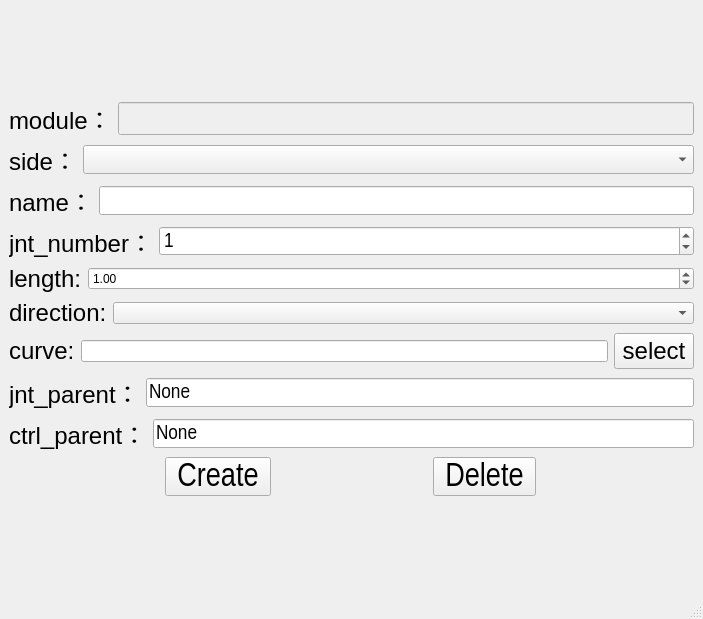
MuZiMuZi/muziToolset, file bind/ui/setup/chainEP_ui.ui: the form before one commit.
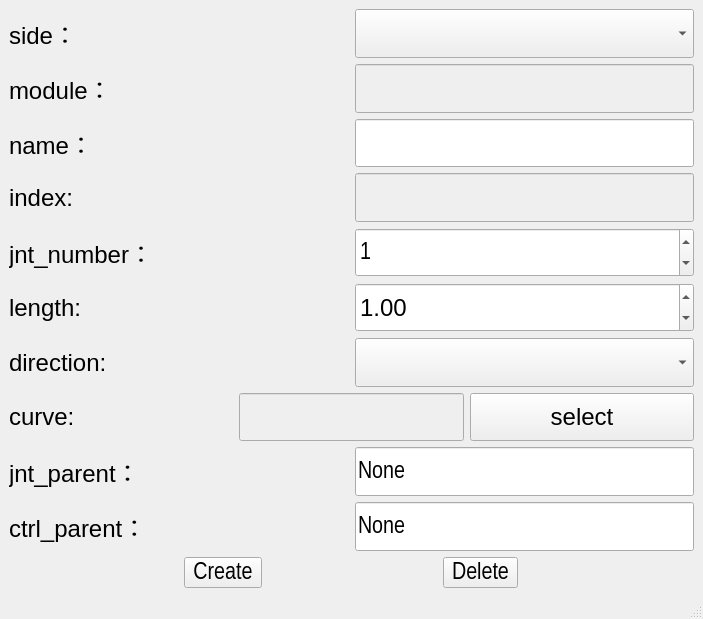
The form after the commit.

Diff of the .ui file:
```diff
--- a/bind/ui/setup/chainEP_ui.ui
+++ b/bind/ui/setup/chainEP_ui.ui
@@ -17,56 +17,12 @@
             <layout class="QVBoxLayout" name="verticalLayout_2">
                 <item>
                     <layout class="QVBoxLayout" name="verticalLayout">
-                        <item>
-                            <layout class="QHBoxLayout" name="horizontalLayout">
-                                <item>
-                                    <widget class="QLabel" name="label">
-                                        <property name="sizePolicy">
-                                            <sizepolicy hsizetype="Fixed" vsizetype="Fixed">
-                                                <horstretch>0</horstretch>
-                                                <verstretch>0</verstretch>
-                                            </sizepolicy>
-                                        </property>
-                                        <property name="font">
-                                            <font>
-                                                <pointsize>18</pointsize>
-                                                <kerning>true</kerning>
-                                            </font>
-                                        </property>
-                                        <property name="contextMenuPolicy">
-                                            <enum>Qt::PreventContextMenu</enum>
-                                        </property>
-                                        <property name="layoutDirection">
-                                            <enum>Qt::LeftToRight</enum>
-                                        </property>
-                                        <property name="text">
-                                            <string>module：</string>
-                                        </property>
-                                        <property name="alignment">
-                                            <set>Qt::AlignLeading|Qt::AlignLeft|Qt::AlignVCenter</set>
-                                        </property>
-                                    </widget>
-                                </item>
-                                <item>
-                                    <widget class="QLineEdit" name="module_edit">
-                                        <property name="enabled">
-                                            <bool>false</bool>
-                                        </property>
-                                        <property name="font">
-                                            <font>
-                                                <pointsize>16</pointsize>
-                                            </font>
-                                        </property>
-                                    </widget>
-                                </item>
-                            </layout>
-                        </item>
                         <item>
                             <layout class="QHBoxLayout" name="horizontalLayout_2">
                                 <item>
                                     <widget class="QLabel" name="side_label">
                                         <property name="sizePolicy">
-                                            <sizepolicy hsizetype="Fixed" vsizetype="Fixed">
+           <sizepolicy hsizetype="Preferred" vsizetype="Preferred">
                                                 <horstretch>0</horstretch>
                                                 <verstretch>0</verstretch>
                                             </sizepolicy>
@@ -99,7 +55,7 @@
                                 <item>
                                     <widget class="QComboBox" name="side_cbox">
                                         <property name="sizePolicy">
-                                            <sizepolicy hsizetype="Preferred" vsizetype="Fixed">
+           <sizepolicy hsizetype="Preferred" vsizetype="Preferred">
                                                 <horstretch>0</horstretch>
                                                 <verstretch>0</verstretch>
                                             </sizepolicy>
@@ -107,7 +63,7 @@
                                         <property name="font">
                                             <font>
                                                 <family>Arial Narrow</family>
-                                                <pointsize>16</pointsize>
+            <pointsize>18</pointsize>
                                                 <weight>50</weight>
                                                 <bold>false</bold>
                                             </font>
@@ -116,12 +72,62 @@
                                 </item>
                             </layout>
                         </item>
+      <item>
+       <layout class="QHBoxLayout" name="horizontalLayout">
+        <item>
+         <widget class="QLabel" name="label">
+          <property name="sizePolicy">
+           <sizepolicy hsizetype="Preferred" vsizetype="Preferred">
+            <horstretch>0</horstretch>
+            <verstretch>0</verstretch>
+           </sizepolicy>
+          </property>
+          <property name="font">
+           <font>
+            <pointsize>18</pointsize>
+            <kerning>true</kerning>
+           </font>
+          </property>
+          <property name="contextMenuPolicy">
+           <enum>Qt::PreventContextMenu</enum>
+          </property>
+          <property name="layoutDirection">
+           <enum>Qt::LeftToRight</enum>
+          </property>
+          <property name="text">
+           <string>module：</string>
+          </property>
+          <property name="alignment">
+           <set>Qt::AlignLeading|Qt::AlignLeft|Qt::AlignVCenter</set>
+          </property>
+         </widget>
+        </item>
+        <item>
+         <widget class="QLineEdit" name="module_edit">
+          <property name="enabled">
+           <bool>false</bool>
+          </property>
+          <property name="sizePolicy">
+           <sizepolicy hsizetype="Preferred" vsizetype="Preferred">
+            <horstretch>0</horstretch>
+            <verstretch>0</verstretch>
+           </sizepolicy>
+          </property>
+          <property name="font">
+           <font>
+            <pointsize>18</pointsize>
+           </font>
+          </property>
+         </widget>
+        </item>
+       </layout>
+      </item>
                         <item>
                             <layout class="QHBoxLayout" name="horizontalLayout_3">
                                 <item>
                                     <widget class="QLabel" name="label_4">
                                         <property name="sizePolicy">
-                                            <sizepolicy hsizetype="Fixed" vsizetype="Fixed">
+           <sizepolicy hsizetype="Preferred" vsizetype="Preferred">
                                                 <horstretch>0</horstretch>
                                                 <verstretch>0</verstretch>
                                             </sizepolicy>
@@ -147,10 +153,56 @@
                                 </item>
                                 <item>
                                     <widget class="QLineEdit" name="name_edit">
+          <property name="sizePolicy">
+           <sizepolicy hsizetype="Preferred" vsizetype="Preferred">
+            <horstretch>0</horstretch>
+            <verstretch>0</verstretch>
+           </sizepolicy>
+          </property>
                                         <property name="font">
                                             <font>
                                                 <family>Arial Narrow</family>
-                                                <pointsize>16</pointsize>
+            <pointsize>18</pointsize>
+           </font>
+          </property>
+         </widget>
+        </item>
+       </layout>
+      </item>
+      <item>
+       <layout class="QHBoxLayout" name="horizontalLayout_11">
+        <item>
+         <widget class="QLabel" name="index_label">
+          <property name="sizePolicy">
+           <sizepolicy hsizetype="Preferred" vsizetype="Preferred">
+            <horstretch>0</horstretch>
+            <verstretch>0</verstretch>
+           </sizepolicy>
+          </property>
+          <property name="font">
+           <font>
+            <pointsize>18</pointsize>
+           </font>
+          </property>
+          <property name="text">
+           <string>index:</string>
+          </property>
+         </widget>
+        </item>
+        <item>
+         <widget class="QLineEdit" name="index_edit">
+          <property name="enabled">
+           <bool>false</bool>
+          </property>
+          <property name="sizePolicy">
+           <sizepolicy hsizetype="Preferred" vsizetype="Preferred">
+            <horstretch>0</horstretch>
+            <verstretch>0</verstretch>
+           </sizepolicy>
+          </property>
+          <property name="font">
+           <font>
+            <pointsize>18</pointsize>
                                             </font>
                                         </property>
                                     </widget>
@@ -162,7 +214,7 @@
                                 <item>
                                     <widget class="QLabel" name="label_5">
                                         <property name="sizePolicy">
-                                            <sizepolicy hsizetype="Fixed" vsizetype="Fixed">
+           <sizepolicy hsizetype="Preferred" vsizetype="Preferred">
                                                 <horstretch>0</horstretch>
                                                 <verstretch>0</verstretch>
                                             </sizepolicy>
@@ -188,10 +240,16 @@
                                 </item>
                                 <item>
                                     <widget class="QSpinBox" name="jnt_number_sbox">
+          <property name="sizePolicy">
+           <sizepolicy hsizetype="Preferred" vsizetype="Preferred">
+            <horstretch>0</horstretch>
+            <verstretch>0</verstretch>
+           </sizepolicy>
+          </property>
                                         <property name="font">
                                             <font>
                                                 <family>Arial Narrow</family>
-                                                <pointsize>16</pointsize>
+            <pointsize>18</pointsize>
                                             </font>
                                         </property>
                                         <property name="value">
@@ -206,7 +264,7 @@
                                 <item>
                                     <widget class="QLabel" name="length_label">
                                         <property name="sizePolicy">
-                                            <sizepolicy hsizetype="Fixed" vsizetype="Fixed">
+           <sizepolicy hsizetype="Preferred" vsizetype="Preferred">
                                                 <horstretch>0</horstretch>
                                                 <verstretch>0</verstretch>
                                             </sizepolicy>
@@ -223,6 +281,17 @@
                                 </item>
                                 <item>
                                     <widget class="QDoubleSpinBox" name="length_sbox">
+          <property name="sizePolicy">
+           <sizepolicy hsizetype="Preferred" vsizetype="Preferred">
+            <horstretch>0</horstretch>
+            <verstretch>0</verstretch>
+           </sizepolicy>
+          </property>
+          <property name="font">
+           <font>
+            <pointsize>18</pointsize>
+           </font>
+          </property>
                                         <property name="value">
                                             <double>1.000000000000000</double>
                                         </property>
@@ -235,7 +304,7 @@
                                 <item>
                                     <widget class="QLabel" name="direction_label">
                                         <property name="sizePolicy">
-                                            <sizepolicy hsizetype="Fixed" vsizetype="Fixed">
+           <sizepolicy hsizetype="Preferred" vsizetype="Preferred">
                                                 <horstretch>0</horstretch>
                                                 <verstretch>0</verstretch>
                                             </sizepolicy>
@@ -251,7 +320,19 @@
                                     </widget>
                                 </item>
                                 <item>
-                                    <widget class="QComboBox" name="direction_cbox"/>
+         <widget class="QComboBox" name="direction_cbox">
+          <property name="sizePolicy">
+           <sizepolicy hsizetype="Preferred" vsizetype="Preferred">
+            <horstretch>0</horstretch>
+            <verstretch>0</verstretch>
+           </sizepolicy>
+          </property>
+          <property name="font">
+           <font>
+            <pointsize>18</pointsize>
+           </font>
+          </property>
+         </widget>
                                 </item>
                             </layout>
                         </item>
@@ -259,6 +340,12 @@
                             <layout class="QHBoxLayout" name="horizontalLayout_8">
                                 <item>
                                     <widget class="QLabel" name="curce_label">
+          <property name="sizePolicy">
+           <sizepolicy hsizetype="Preferred" vsizetype="Preferred">
+            <horstretch>0</horstretch>
+            <verstretch>0</verstretch>
+           </sizepolicy>
+          </property>
                                         <property name="font">
                                             <font>
                                                 <pointsize>18</pointsize>
@@ -270,10 +357,31 @@
                                     </widget>
                                 </item>
                                 <item>
-                                    <widget class="QLineEdit" name="curce_Edit"/>
+         <widget class="QLineEdit" name="curce_Edit">
+          <property name="enabled">
+           <bool>false</bool>
+          </property>
+          <property name="sizePolicy">
+           <sizepolicy hsizetype="Preferred" vsizetype="Preferred">
+            <horstretch>0</horstretch>
+            <verstretch>0</verstretch>
+           </sizepolicy>
+          </property>
+          <property name="font">
+           <font>
+            <pointsize>18</pointsize>
+           </font>
+          </property>
+         </widget>
                                 </item>
                                 <item>
                                     <widget class="QPushButton" name="curce_btn">
+          <property name="sizePolicy">
+           <sizepolicy hsizetype="Preferred" vsizetype="Preferred">
+            <horstretch>0</horstretch>
+            <verstretch>0</verstretch>
+           </sizepolicy>
+          </property>
                                         <property name="font">
                                             <font>
                                                 <pointsize>18</pointsize>
@@ -290,6 +398,12 @@
                             <layout class="QHBoxLayout" name="horizontalLayout_5">
                                 <item>
                                     <widget class="QLabel" name="label_6">
+          <property name="sizePolicy">
+           <sizepolicy hsizetype="Preferred" vsizetype="Preferred">
+            <horstretch>0</horstretch>
+            <verstretch>0</verstretch>
+           </sizepolicy>
+          </property>
                                         <property name="font">
                                             <font>
                                                 <pointsize>18</pointsize>
@@ -311,10 +425,16 @@
                                 </item>
                                 <item>
                                     <widget class="QLineEdit" name="jnt_parent_edit">
+          <property name="sizePolicy">
+           <sizepolicy hsizetype="Preferred" vsizetype="Preferred">
+            <horstretch>0</horstretch>
+            <verstretch>0</verstretch>
+           </sizepolicy>
+          </property>
                                         <property name="font">
                                             <font>
                                                 <family>Arial Narrow</family>
-                                                <pointsize>16</pointsize>
+            <pointsize>18</pointsize>
                                             </font>
                                         </property>
                                         <property name="text">
@@ -329,7 +449,7 @@
                                 <item>
                                     <widget class="QLabel" name="label_7">
                                         <property name="sizePolicy">
-                                            <sizepolicy hsizetype="Fixed" vsizetype="Fixed">
+           <sizepolicy hsizetype="Preferred" vsizetype="Preferred">
                                                 <horstretch>0</horstretch>
                                                 <verstretch>0</verstretch>
                                             </sizepolicy>
@@ -355,10 +475,16 @@
                                 </item>
                                 <item>
                                     <widget class="QLineEdit" name="ctrl_parent_edit">
+          <property name="sizePolicy">
+           <sizepolicy hsizetype="Preferred" vsizetype="Preferred">
+            <horstretch>0</horstretch>
+            <verstretch>0</verstretch>
+           </sizepolicy>
+          </property>
                                         <property name="font">
                                             <font>
                                                 <family>Arial Narrow</family>
-                                                <pointsize>16</pointsize>
+            <pointsize>18</pointsize>
                                             </font>
                                         </property>
                                         <property name="text">
@@ -378,7 +504,7 @@
                                         <property name="font">
                                             <font>
                                                 <family>Arial Narrow</family>
-                                                <pointsize>25</pointsize>
+            <pointsize>18</pointsize>
                                             </font>
                                         </property>
                                         <property name="text">
@@ -406,7 +532,7 @@
                                         <property name="font">
                                             <font>
                                                 <family>Arial Narrow</family>
-                                                <pointsize>25</pointsize>
+            <pointsize>18</pointsize>
                                             </font>
                                         </property>
                                         <property name="text">
```
Lines whose indentation alone changed are shown as unchanged.
